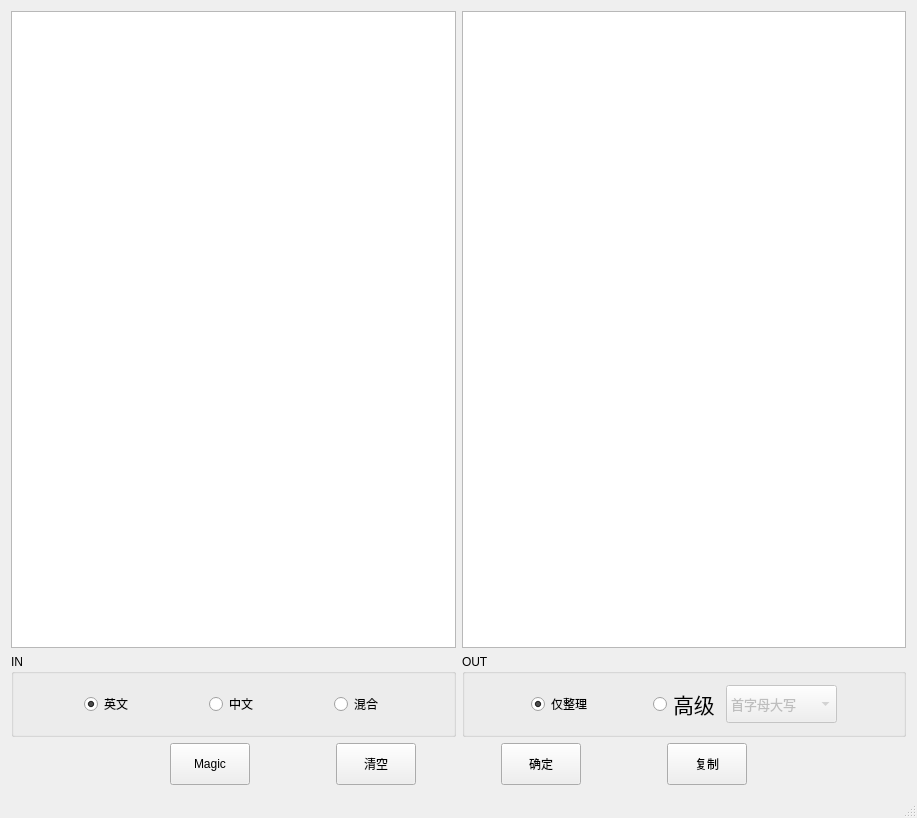
leeebo/ScholarAssist, file mainwindow.ui: the form before one commit.
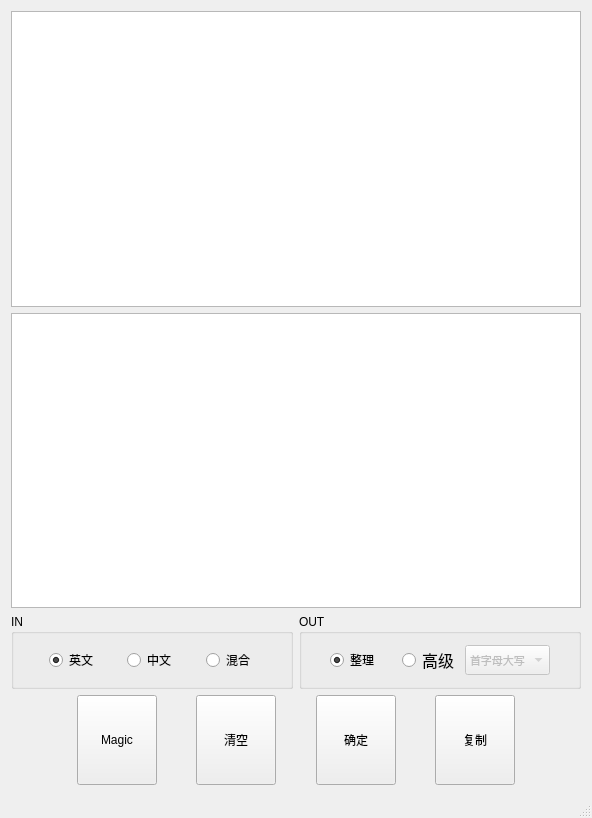
The form after the commit.

Commit message: 基于scholarassist v1.5 适配Android手机，支持Android 4.1及以上机型

```diff
--- a/mainwindow.ui
+++ b/mainwindow.ui
@@ -6,7 +6,7 @@
    <rect>
     <x>0</x>
     <y>0</y>
-    <width>917</width>
+    <width>592</width>
     <height>818</height>
    </rect>
   </property>
@@ -29,9 +29,9 @@
      <height>10000</height>
     </size>
    </property>
-   <layout class="QVBoxLayout" name="verticalLayout" stretch="30,3,2">
+   <layout class="QVBoxLayout" name="verticalLayout" stretch="33,4,5">
     <item>
-     <layout class="QHBoxLayout" name="horizontalLayout_2">
+     <layout class="QVBoxLayout" name="verticalLayout_2">
       <item>
        <widget class="QTextEdit" name="textEdit_in">
         <property name="styleSheet">
@@ -206,7 +206,7 @@
             <string notr="true">font: 75 16pt &quot;Adobe Arabic&quot;;</string>
            </property>
            <property name="text">
-            <string>仅整理</string>
+            <string>整理</string>
            </property>
            <property name="checked">
             <bool>true</bool>
@@ -239,9 +239,9 @@
            </property>
            <property name="font">
             <font>
-             <family>Adobe Arabic</family>
-             <pointsize>16</pointsize>
-             <weight>9</weight>
+             <family>宋体</family>
+             <pointsize>12</pointsize>
+             <weight>50</weight>
              <italic>false</italic>
              <bold>false</bold>
             </font>
@@ -270,8 +270,8 @@
            </property>
            <property name="font">
             <font>
-             <family>等线</family>
-             <pointsize>10</pointsize>
+             <family>宋体</family>
+             <pointsize>8</pointsize>
              <weight>50</weight>
              <italic>false</italic>
              <bold>false</bold>
@@ -366,6 +366,12 @@
           <verstretch>0</verstretch>
          </sizepolicy>
         </property>
+        <property name="maximumSize">
+         <size>
+          <width>16777215</width>
+          <height>16777215</height>
+         </size>
+        </property>
         <property name="cursor">
          <cursorShape>PointingHandCursor</cursorShape>
         </property>
```
Left out of the diff: 12 changed lines with no effect on the pictures. The commit also changes 2 other files.
